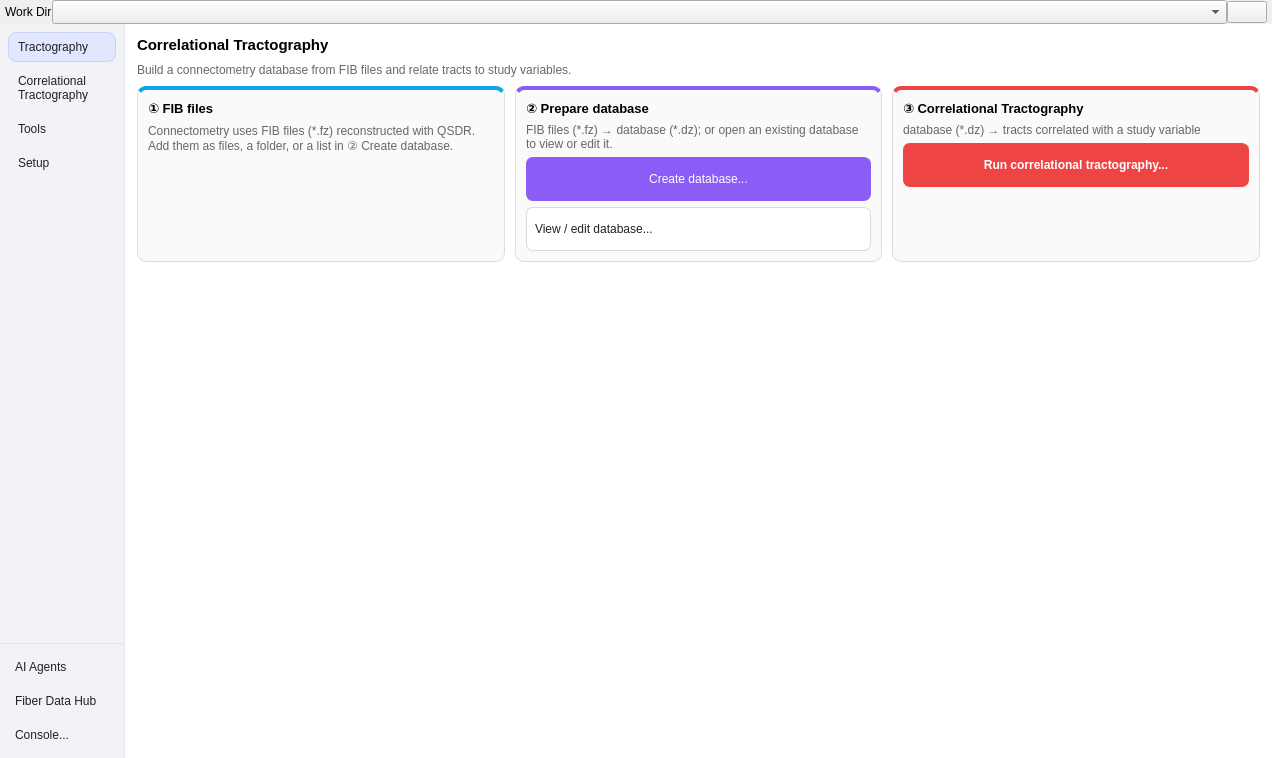
First picture: the form in mainwindow.ui, repository frankyeh/DSI-Studio, before the edit.
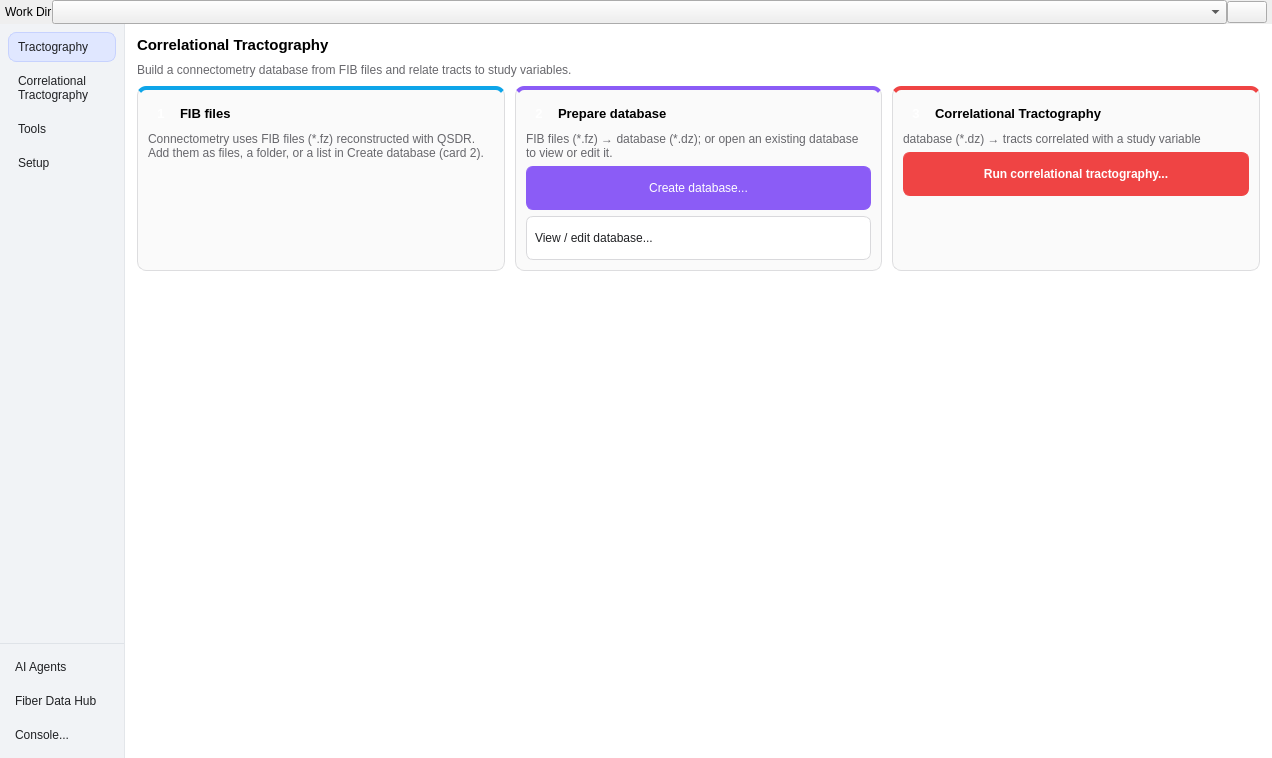
Second picture: the form after the edit. The open tabs and pages were chosen to show the change. Icons and pictures are not drawn.

Commit message:
Stage numbers as solid circle badges instead of circled-digit glyphs
Each stage header on the Tractography and Correlational pages gets a 26x26 QLabel with a
plain digit, centered, styled as a filled circle in the card's accent colour; the titles no
longer start with circled digits. No C++, assets, commands or buttons changed.

Not compiled or tested.

What changed in the file:
```diff
--- a/mainwindow.ui
+++ b/mainwindow.ui
@@ -1886,6 +1886,23 @@
 QLabel#conn_db_stage_hint,
 QLabel#conn_analysis_stage_hint {
     color: #67676c;
+}
+QLabel#conn_import_badge,
+QLabel#conn_db_badge,
+QLabel#conn_analysis_badge {
+    color: #ffffff;
+    border-radius: 13px;
+    font-weight: bold;
+    font-size: 10pt;
+}
+QLabel#conn_import_badge {
+    background-color: #0ea5e9;
+}
+QLabel#conn_db_badge {
+    background-color: #8b5cf6;
+}
+QLabel#conn_analysis_badge {
+    background-color: #ef4444;
 }</string>
          </property>
          <layout class="QVBoxLayout" name="tab_conn_layout" stretch="0,0,0,1">
@@ -1973,10 +1990,32 @@
                  <property name="bottomMargin">
                   <number>0</number>
                  </property>
+                 <item>
+                  <widget class="QLabel" name="conn_import_badge">
+                   <property name="minimumSize">
+                    <size>
+                     <width>26</width>
+                     <height>26</height>
+                    </size>
+                   </property>
+                   <property name="maximumSize">
+                    <size>
+                     <width>26</width>
+                     <height>26</height>
+                    </size>
+                   </property>
+                   <property name="text">
+                    <string>1</string>
+                   </property>
+                   <property name="alignment">
+                    <set>Qt::AlignCenter</set>
+                   </property>
+                  </widget>
+                 </item>
                  <item>
                   <widget class="QLabel" name="conn_import_stage_title">
                    <property name="text">
-                    <string>① FIB files</string>
+                    <string>FIB files</string>
                    </property>
                   </widget>
                  </item>
@@ -1988,7 +2027,7 @@
                   <bool>true</bool>
                  </property>
                  <property name="text">
-                  <string>Connectometry uses FIB files (*.fz) reconstructed with QSDR. Add them as files, a folder, or a list in ② Create database.</string>
+                  <string>Connectometry uses FIB files (*.fz) reconstructed with QSDR. Add them as files, a folder, or a list in Create database (card 2).</string>
                  </property>
                 </widget>
                </item>
@@ -2043,10 +2082,32 @@
                  <property name="bottomMargin">
                   <number>0</number>
                  </property>
+                 <item>
+                  <widget class="QLabel" name="conn_db_badge">
+                   <property name="minimumSize">
+                    <size>
+                     <width>26</width>
+                     <height>26</height>
+                    </size>
+                   </property>
+                   <property name="maximumSize">
+                    <size>
+                     <width>26</width>
+                     <height>26</height>
+                    </size>
+                   </property>
+                   <property name="text">
+                    <string>2</string>
+                   </property>
+                   <property name="alignment">
+                    <set>Qt::AlignCenter</set>
+                   </property>
+                  </widget>
+                 </item>
                  <item>
                   <widget class="QLabel" name="conn_db_stage_title">
                    <property name="text">
-                    <string>② Prepare database</string>
+                    <string>Prepare database</string>
                    </property>
                   </widget>
                  </item>
@@ -2147,10 +2208,32 @@
                  <property name="bottomMargin">
                   <number>0</number>
                  </property>
+                 <item>
+                  <widget class="QLabel" name="conn_analysis_badge">
+                   <property name="minimumSize">
+                    <size>
+                     <width>26</width>
+                     <height>26</height>
+                    </size>
+                   </property>
+                   <property name="maximumSize">
+                    <size>
+                     <width>26</width>
+                     <height>26</height>
+                    </size>
+                   </property>
+                   <property name="text">
+                    <string>3</string>
+                   </property>
+                   <property name="alignment">
+                    <set>Qt::AlignCenter</set>
+                   </property>
+                  </widget>
+                 </item>
                  <item>
                   <widget class="QLabel" name="conn_analysis_stage_title">
                    <property name="text">
-                    <string>③ Correlational Tractography</string>
+                    <string>Correlational Tractography</string>
                    </property>
                   </widget>
                  </item>
```
Left out of the diff: 89 changed lines with no effect on the pictures. The commit also changes 1 other file.
